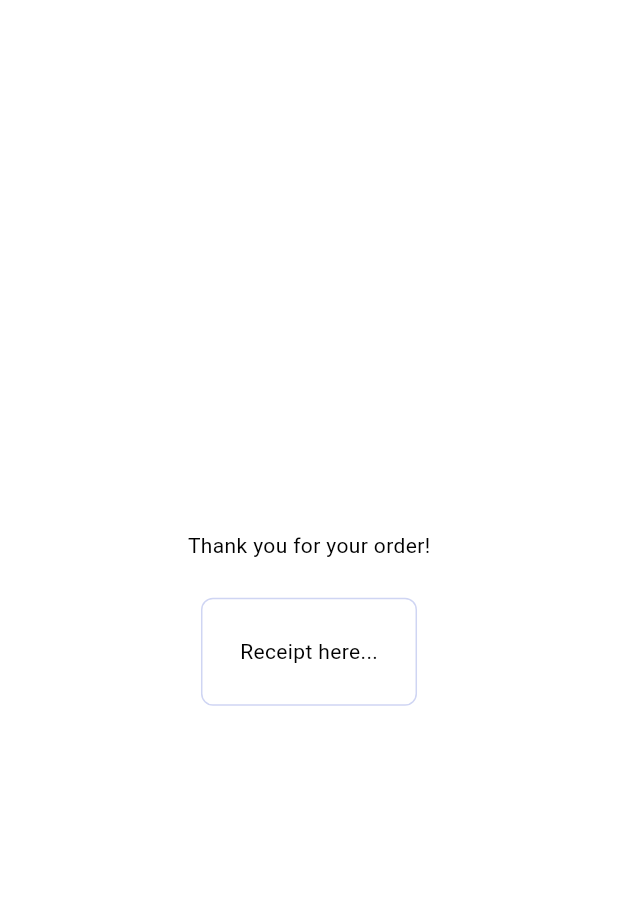
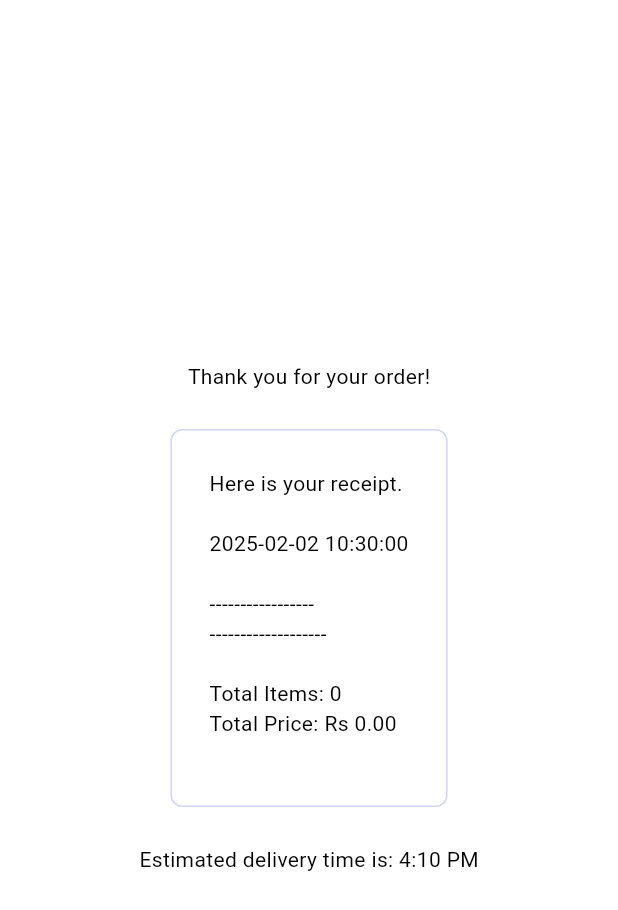
Before and after one commit to Jenicabsarasam/FoodDeliveryApp, a Flutter app: the MyReceipt widget shown alone on an empty page, opened directly, on a phone screen of 412 x 824 dp. Shown: the top 910 px of the screen. Run offline on Flutter 3.47's test engine with Material 3 defaults, Android fonts, the phone set to English and light mode, and no system bars; our stand-ins replace flutter_credit_card.

Commit message:
Completed Receipt pg

```diff
--- a/lib/components/my_receipt.dart
+++ b/lib/components/my_receipt.dart
@@ -1,4 +1,6 @@
 import 'package:flutter/material.dart';
+import 'package:food_delivery/models/restaurant.dart';
+import 'package:provider/provider.dart';
 class MyReceipt extends StatelessWidget {
   const MyReceipt({super.key});
 
@@ -18,8 +20,13 @@ class MyReceipt extends StatelessWidget {
                 borderRadius: BorderRadius.circular(8),
               ),
               padding: const EdgeInsets.all(25),
-              child: Text("Receipt here..."),
+              child: Consumer<Restaurant>(
+                builder: (context,restaurant,child)=>
+                  Text(restaurant.displayCartReceipt()),
+              ),
             ),
+            const SizedBox(height: 25),
+            const Text("Estimated delivery time is: 4:10 PM"),
           ],
         ),
       ),
--- a/lib/models/restaurant.dart
+++ b/lib/models/restaurant.dart
@@ -1,6 +1,7 @@
 import 'package:flutter/material.dart';
 import 'package:food_delivery/models/cart_item.dart';
 import 'package:collection/collection.dart';
+import 'package:intl/intl.dart';
 import 'food.dart';
 class Restaurant extends ChangeNotifier{
   final List<Food> _menu = [
@@ -328,7 +329,7 @@ class Restaurant extends ChangeNotifier{
     CartItem? cartItem=_cart.firstWhereOrNull((item){
       bool isSameFood=item.food==food;
       bool isSameAddons=
-        ListEquality().equals(item.selectedAddons, selectedAddons);
+        const ListEquality().equals(item.selectedAddons, selectedAddons);
       return isSameFood && isSameAddons;
     });
     if(cartItem!=null){
@@ -383,14 +384,42 @@ class Restaurant extends ChangeNotifier{
     _cart.clear();
     notifyListeners();
   }
-  /* Helpers
+  //generate a receipt
+  String displayCartReceipt(){
+    final receipt=StringBuffer();
+    receipt.writeln("Here is your receipt.");
+    receipt.writeln();
 
+  //format the date to include up to seconds only
+  String formattedDate=
+    DateFormat('yyyy-MM-dd HH:mm:ss').format(DateTime.now());
+  receipt.writeln(formattedDate);
+  receipt.writeln();
+  receipt.writeln("-----------------");
 
-  */
-  //generate a receipt
-
+  for(final cartItem in _cart){
+    receipt.writeln(
+      "${cartItem.quantity} X ${cartItem.food.name} - ${_formatPrice(cartItem.food.price)}"
+    );
+    if(cartItem.selectedAddons.isNotEmpty){
+      receipt.writeln("     Add-ons: ${_formatAddons(cartItem.selectedAddons)}");
+    }
+    receipt.writeln();
+  }
+  receipt.writeln("-------------------");
+  receipt.writeln();
+  receipt.writeln("Total Items: ${getTotalItemCount()}");
+  receipt.writeln("Total Price: ${_formatPrice(getTotalPrice())}");
+  return receipt.toString();
+  }
   //format double value into money
-
-
-
+  String _formatPrice(double price){
+    return "Rs ${price.toStringAsFixed(2)}";
+  }
+  //format list of addons into a string summary
+  String _formatAddons(List<Addon> addons){
+    return addons
+    .map((addon)=>"${addon.name} (${_formatPrice(addon.price)})")
+    .join(", ");
+  }
 }
--- a/pubspec.yaml
+++ b/pubspec.yaml
@@ -37,6 +37,7 @@ dependencies:
   cupertino_icons: ^1.0.8
   provider: ^6.1.2
   flutter_credit_card: ^4.0.1
+  intl: ^0.20.2
 
 dev_dependencies:
   flutter_test:
```
Also changed, not shown: lib/pages/delivery_progress_page.dart (+89 -0 lines), pubspec.lock.
